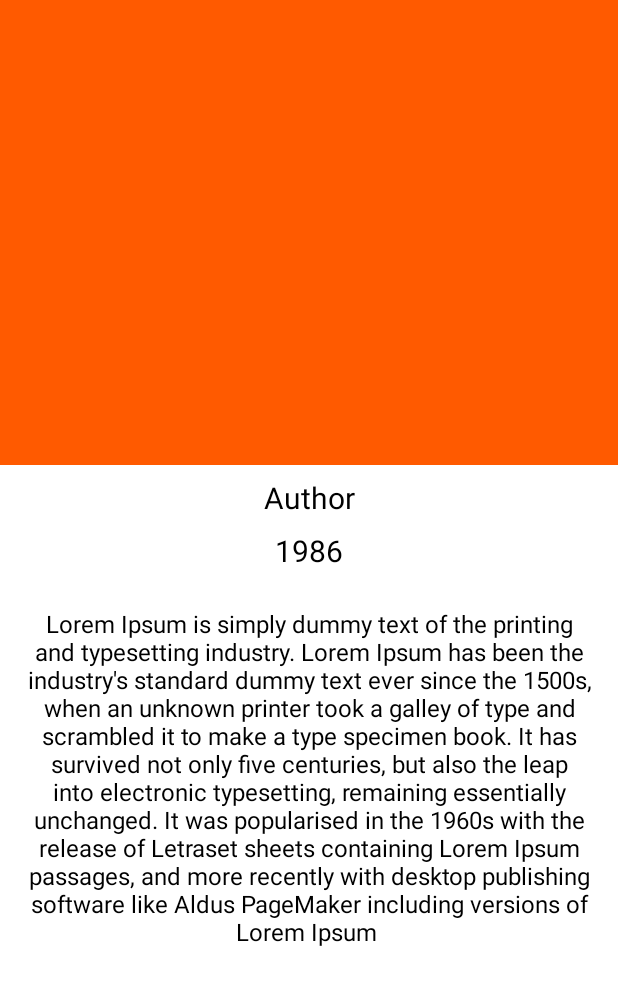
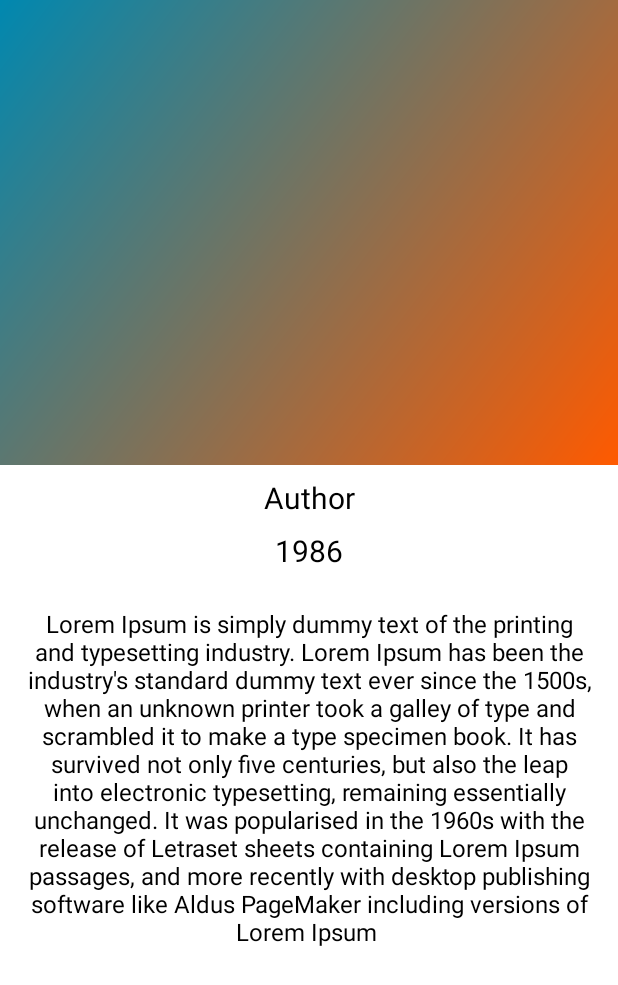
Before and after one commit to yehlfektn/Library, an Android app: the layout activity_book_details.xml on its own in the app's theme, with its tools: preview values and no code run, on a phone screen of 412 x 824 dp. Shown: the top 985 px of the screen. Run offline under Robolectric (Android 15) with nearby library versions, the phone set to English and light mode, and no system bars.

```diff
--- a/app/src/main/java/gravityfalls/library/firebase/FirebaseService.java
+++ b/app/src/main/java/gravityfalls/library/firebase/FirebaseService.java
@@ -16,7 +16,7 @@ public class FirebaseService extends FirebaseInstanceIdService {
     public void onTokenRefresh() {
         // Get updated InstanceID token.
         String refreshedToken = FirebaseInstanceId.getInstance().getToken();
-        Log.e(TAG, "Refreshed token: " + refreshedToken);
+        Log.wtf(TAG, "Refreshed token: " + refreshedToken);
 
         // If you want to send messages to this application instance or
         // manage this apps subscriptions on the server side, send the
--- a/app/src/main/java/gravityfalls/library/firebase/MessagingService.java
+++ b/app/src/main/java/gravityfalls/library/firebase/MessagingService.java
@@ -16,18 +16,17 @@ public class MessagingService extends FirebaseMessagingService {
     public void onMessageReceived(RemoteMessage remoteMessage) {
         // ...
 
-        // TODO(developer): Handle FCM messages here.
         // Not getting messages here? See why this may be: https://goo.gl/39bRNJ
         Log.d(TAG, "From: " + remoteMessage.getFrom());
 
         // Check if message contains a data payload.
         if (remoteMessage.getData().size() > 0) {
-            Log.d(TAG, "Message data payload: " + remoteMessage.getData());
+            Log.wtf(TAG, "Message data payload: " + remoteMessage.getData());
         }
 
         // Check if message contains a notification payload.
         if (remoteMessage.getNotification() != null) {
-            Log.d(TAG, "Message Notification Body: " + remoteMessage.getNotification().getBody());
+            Log.wtf(TAG, "Message Notification Body: " + remoteMessage.getNotification().getBody());
         }
 
         // Also if you intend on generating your own notifications as a result of a received FCM
--- /dev/null
+++ b/app/src/main/res/drawable/bookdetails_background.xml
@@ -0,0 +1,11 @@
+<?xml version="1.0" encoding="utf-8"?>
+<shape xmlns:android="http://schemas.android.com/apk/res/android" android:shape="rectangle" >
+    <gradient
+        android:startColor="@color/colorPrimary"
+        android:endColor="@color/colorAccent"
+        android:angle="135"/>
+    <corners
+        android:radius="0dp"/>
+
+
+</shape>
--- a/app/src/main/res/layout/activity_book_details.xml
+++ b/app/src/main/res/layout/activity_book_details.xml
@@ -24,7 +24,7 @@
                 android:id="@+id/layout_background"
                 android:layout_width="match_parent"
                 android:layout_height="wrap_content"
-                android:background="@color/colorPrimary"
+                android:background="@drawable/bookdetails_background"
                 android:gravity="center_horizontal"
                 android:orientation="vertical"
                 android:paddingLeft="16dp"
@@ -37,7 +37,9 @@
                     android:layout_height="200dp"
                     android:layout_marginBottom="70dp"
                     android:layout_marginTop="40dp"
-                    android:scaleType="centerCrop" />
+                    android:adjustViewBounds="true"
+                    android:background="@android:color/transparent"
+                    android:scaleType="fitXY" />
             </LinearLayout>
 
             <android.support.v7.widget.Toolbar
@@ -63,7 +65,7 @@
             android:orientation="vertical">
 
             <TextView
-                style="@style/ProximaRegular"
+                style="@style/ProximaHeader"
                 android:id="@+id/txt_author"
                 android:layout_width="match_parent"
                 android:layout_height="wrap_content"
@@ -73,7 +75,7 @@
                 tools:text="Author"/>
 
             <TextView
-                style="@style/ProximaRegular"
+                style="@style/ProximaHeader"
                 android:id="@+id/txt_year"
                 android:layout_width="match_parent"
                 android:layout_height="wrap_content"
--- a/app/src/main/res/values/styles.xml
+++ b/app/src/main/res/values/styles.xml
@@ -44,4 +44,10 @@
         <item name="android:textSize">16sp</item>
     </style>
 
+    <style name="ProximaHeader">
+        <item name="fontPath">fonts/ProximaNova-Semibold.ttf</item>
+        <item name="android:textColor">@android:color/black</item>
+        <item name="android:textSize">20sp</item>
+    </style>
+
 </resources>
```
Also changed, not shown: app/src/main/java/gravityfalls/library/main/BookDetailsActivity.java (+22 -1 lines), app/src/main/java/gravityfalls/library/utils/Helper.java (+31 -0 lines), app/src/main/res/layout/recycler_view_item.xml (+4 -3 lines).
